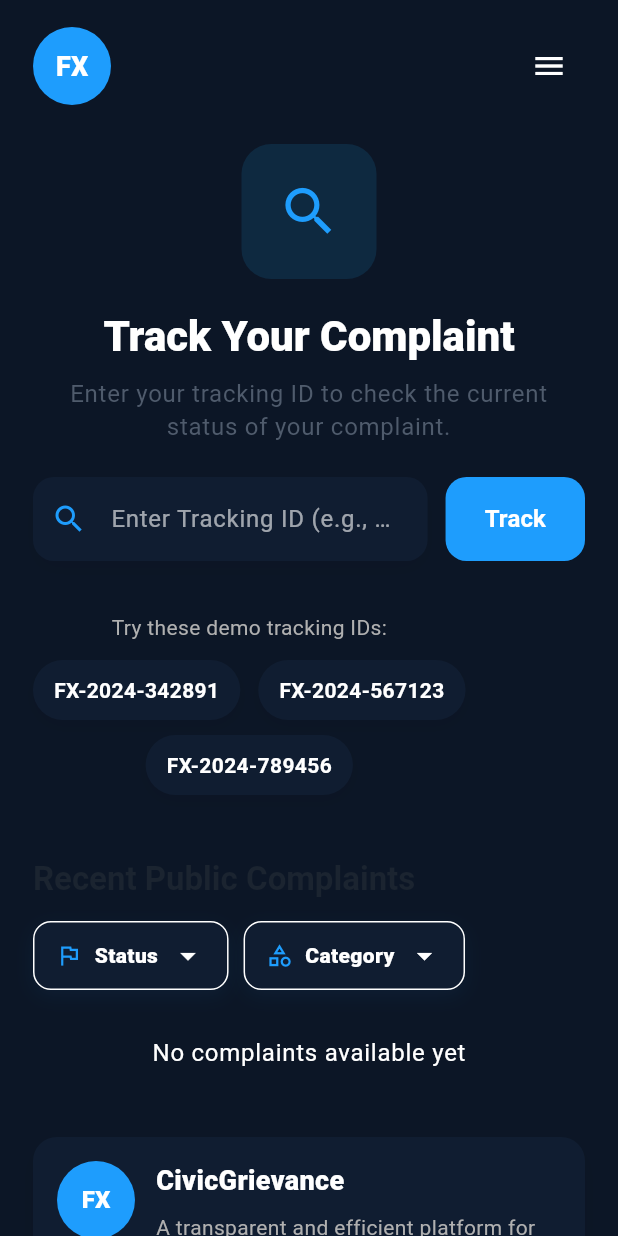
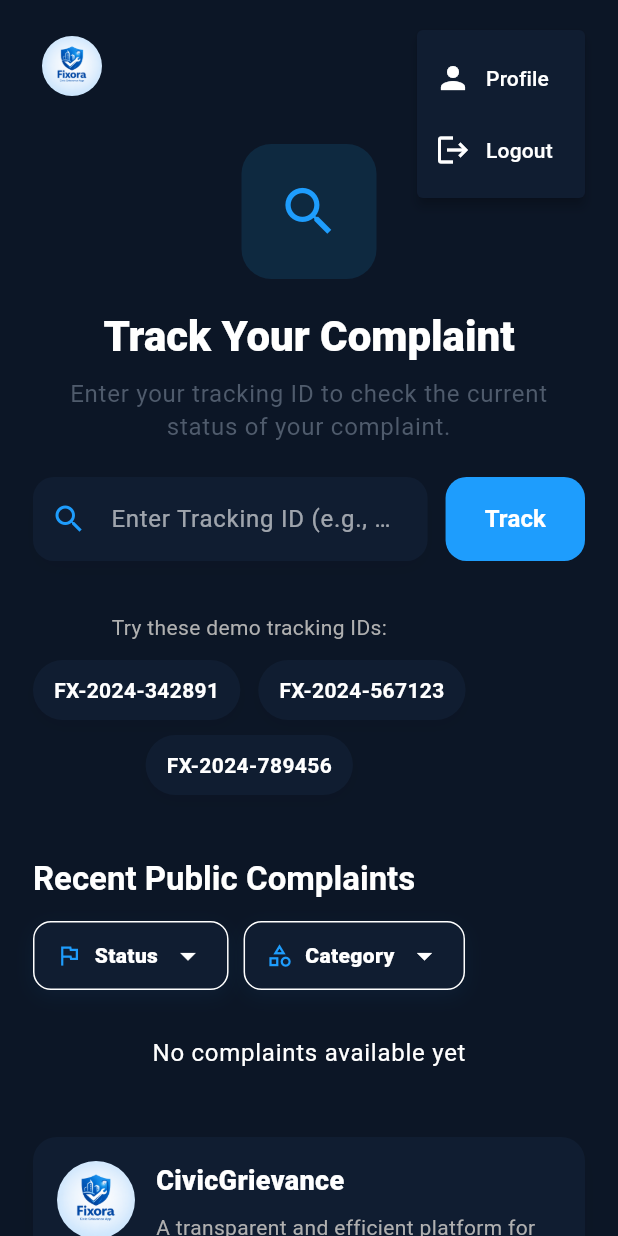
Before and after one commit to kalviumcommunity/S61-1225-ChronoByte-FlutterAndFireBase-Fixora, a Flutter app: the TrackComplaintPage screen opened by its route, after a tap on the "menu" icon, on a phone screen of 412 x 824 dp. Run offline on Flutter 3.47's test engine with Material 3 defaults, Android fonts, the phone set to English and light mode, and no system bars; our stand-ins replace cloud_firestore, firebase_auth, firebase_core, firebase_messaging, firebase_storage, flutter_local_notifications and 1 more; accounts and stored records are empty.

Commit message:
fixed toggle button

```diff
--- a/fixora/lib/pages/track_complaint/track_complaint_page.dart
+++ b/fixora/lib/pages/track_complaint/track_complaint_page.dart
@@ -2,8 +2,11 @@
 import 'package:flutter/foundation.dart';
 import 'package:cloud_firestore/cloud_firestore.dart';
 import 'package:firebase_auth/firebase_auth.dart';
+import 'package:provider/provider.dart';
 import '../../widgets/skeleton_loaders.dart';
 import '../../utils/error_handler.dart';
+import '../../theme/theme_provider.dart';
+import '../../auth/auth_service.dart';
 
 class TrackComplaintPage extends StatefulWidget {
   const TrackComplaintPage({super.key});
@@ -73,7 +76,7 @@
                 'Recent Public Complaints',
                 style: Theme.of(context).textTheme.titleLarge?.copyWith(
                   fontWeight: FontWeight.w700,
-                  color: const Color(0xFF1B2430),
+                  color: Theme.of(context).textTheme.titleLarge?.color,
                 ),
               ),
               const SizedBox(height: 14),
@@ -1716,6 +1719,37 @@
 class _TopBar extends StatelessWidget {
   const _TopBar();
 
+  void _onMenuSelected(BuildContext context, String value) async {
+    if (value == 'profile') {
+      Navigator.pushNamed(context, '/profile');
+    } else if (value == 'logout') {
+      final confirmed = await showDialog<bool>(
+        context: context,
+        builder: (context) => AlertDialog(
+          title: const Text('Logout'),
+          content: const Text('Are you sure you want to logout?'),
+          actions: [
+            TextButton(
+              onPressed: () => Navigator.pop(context, false),
+              child: const Text('Cancel'),
+            ),
+            TextButton(
+              onPressed: () => Navigator.pop(context, true),
+              child: const Text('Logout'),
+            ),
+          ],
+        ),
+      );
+
+      if (confirmed == true) {
+        await AuthService.instance.signOut();
+        if (context.mounted) {
+          Navigator.pushNamedAndRemoveUntil(context, '/', (r) => false);
+        }
+      }
+    }
+  }
+
   @override
   Widget build(BuildContext context) {
     final primary = Theme.of(context).colorScheme.primary;
@@ -1724,20 +1758,42 @@
       children: [
         CircleAvatar(
           radius: 26,
-          backgroundColor: primary,
-          child: const Text(
-            'FX',
-            style: TextStyle(
-              color: Colors.white,
-              fontWeight: FontWeight.w800,
-              fontSize: 18,
+          backgroundColor: Colors.transparent,
+          child: ClipOval(
+            child: Image.asset(
+              'assets/images/logo.png',
+              width: 40,
+              height: 40,
+              fit: BoxFit.cover,
             ),
           ),
         ),
-        IconButton(
-          onPressed: () {},
+        PopupMenuButton<String>(
+          onSelected: (value) => _onMenuSelected(context, value),
           icon: const Icon(Icons.menu),
-          color: Theme.of(context).iconTheme.color,
+          color: Theme.of(context).cardColor,
+          itemBuilder: (context) => [
+            const PopupMenuItem(
+              value: 'profile',
+              child: Row(
+                children: [
+                  Icon(Icons.person),
+                  SizedBox(width: 10),
+                  Text('Profile'),
+                ],
+              ),
+            ),
+            const PopupMenuItem(
+              value: 'logout',
+              child: Row(
+                children: [
+                  Icon(Icons.logout),
+                  SizedBox(width: 10),
+                  Text('Logout'),
+                ],
+              ),
+            ),
+          ],
         ),
       ],
     );
@@ -1772,12 +1828,13 @@
             children: [
               CircleAvatar(
                 radius: 26,
-                backgroundColor: primary,
-                child: const Text(
-                  'FX',
-                  style: TextStyle(
-                    color: Colors.white,
-                    fontWeight: FontWeight.w800,
+                backgroundColor: Colors.transparent,
+                child: ClipOval(
+                  child: Image.asset(
+                    'assets/images/logo.png',
+                    width: 52,
+                    height: 52,
+                    fit: BoxFit.cover,
                   ),
                 ),
               ),
```
